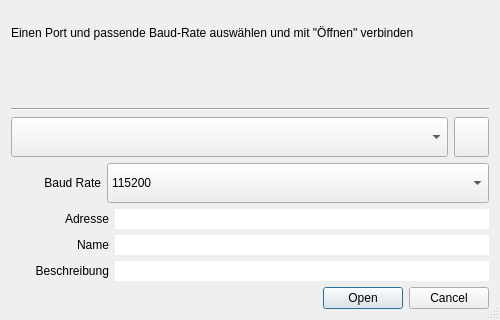
First picture: the form in src/pyqt/connection.ui, repository cckssr/gmcounter, before the edit.
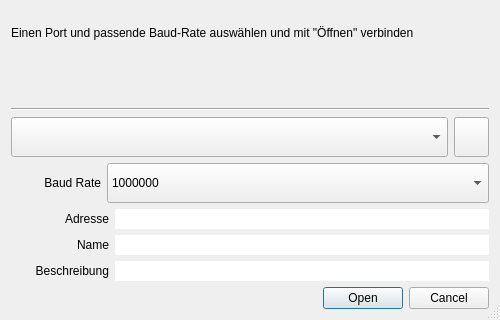
Second picture: the form after the edit. Icons and pictures are not drawn.

Diff of the .ui file:
```diff
--- a/src/pyqt/connection.ui
+++ b/src/pyqt/connection.ui
@@ -183,7 +183,7 @@
           </size>
          </property>
          <property name="currentIndex">
-          <number>7</number>
+          <number>12</number>
          </property>
          <item>
           <property name="text">
```
